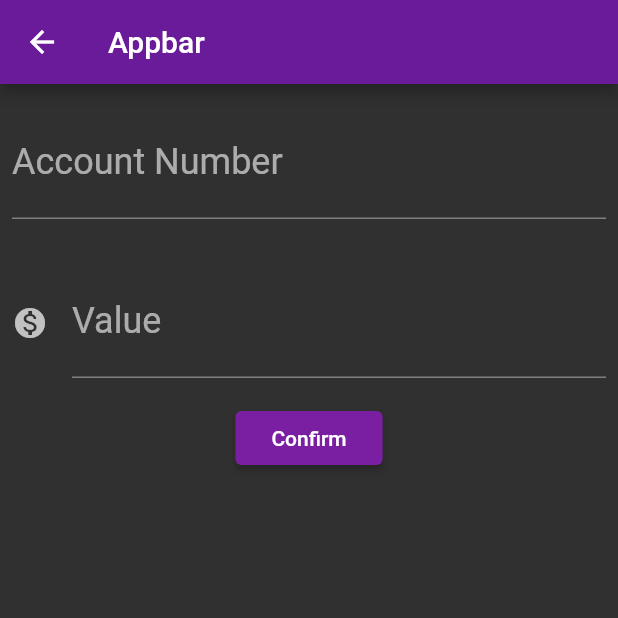
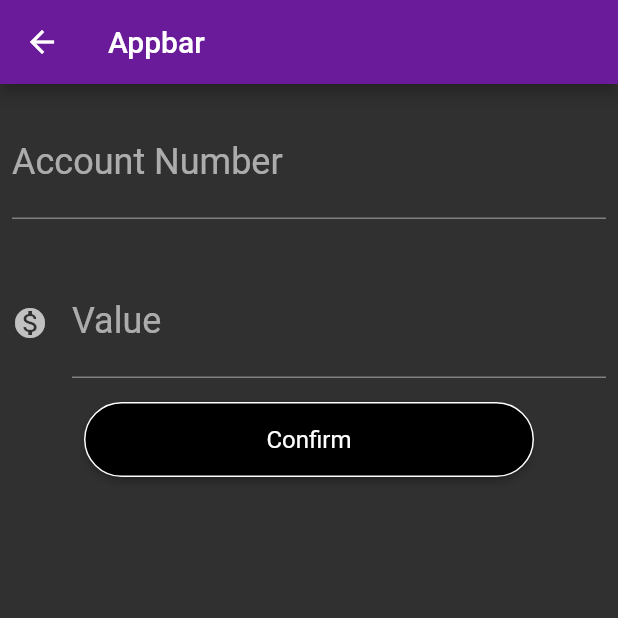
Before and after one commit to william-takayama/bytebank, a Flutter app: the TransferenceForm screen opened directly, on a phone screen of 412 x 824 dp, the top half of it. Run offline on Flutter 3.47's test engine with Material 2 defaults, Android fonts, the phone set to English and light mode, and no system bars.

Commit message:
(Update) New button style

```diff
--- a/lib/screens/transference/form.dart
+++ b/lib/screens/transference/form.dart
@@ -50,8 +50,23 @@ class StateOfTransferenceForm extends State<TransferenceForm> {
                 label: _labelValue,
                 hint: _hintValue,
                 icon: Icons.monetization_on),
-            RaisedButton(
+            ElevatedButton(
               child: Text(_textBtnConfirmation),
+              style: ElevatedButton.styleFrom(
+                primary: Colors.black,
+                minimumSize: Size(300, 50),
+                textStyle: TextStyle(
+                  fontSize: 16.0,
+                ),
+                side: BorderSide(
+                  color: Color.fromRGBO(255, 255, 255, 1.0),
+                  width: 1.0,
+                  style: BorderStyle.solid,
+                ),
+                shape: RoundedRectangleBorder(
+                  borderRadius: BorderRadius.circular(30.0),
+                ),
+              ),
               onPressed: () => widget._createTransference(context),
             ),
           ],
```
